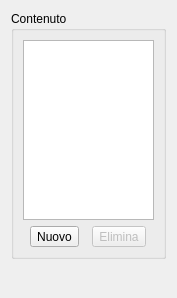
First picture: the form in src/dettagliarticolomenu.ui, repository mtonin/gestcassa, before the edit.
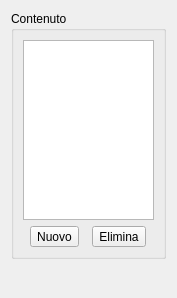
Second picture: the form after the edit.

Diff of the .ui file:
```diff
--- a/src/dettagliarticolomenu.ui
+++ b/src/dettagliarticolomenu.ui
@@ -56,7 +56,7 @@
           <item>
            <widget class="QToolButton" name="toolButton_2">
             <property name="enabled">
-             <bool>false</bool>
+             <bool>true</bool>
             </property>
             <property name="text">
              <string>Elimina</string>
```
Left out of the diff: 4 changed lines with no effect on the pictures.
